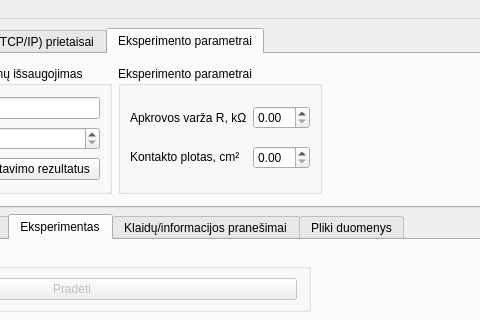
Old version of the form UIfiles/GUIThread.ui in the repository userIsTaken/TryUSB; both pictures show x 186 to 666 and y 0 to 320 of the 1100 by 900 pixel window.
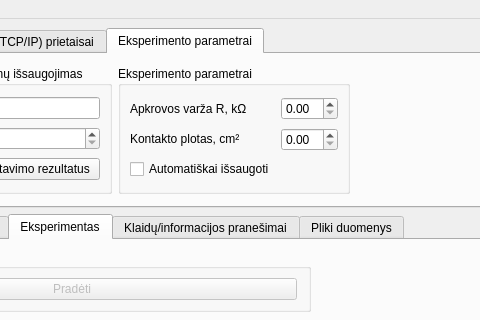
New version of the form. Icons and pictures are not drawn. Custom widgets are drawn as their Qt base class.

What changed in the file:
```diff
--- a/UIfiles/GUIThread.ui
+++ b/UIfiles/GUIThread.ui
@@ -390,6 +390,13 @@
            <item row="1" column="1">
             <widget class="QDoubleSpinBox" name="doubleSpinBox_13"/>
            </item>
+           <item row="2" column="0">
+            <widget class="QCheckBox" name="enableAutoSaveBox">
+             <property name="text">
+              <string>Automatiškai išsaugoti</string>
+             </property>
+            </widget>
+           </item>
           </layout>
          </widget>
         </item>
```
